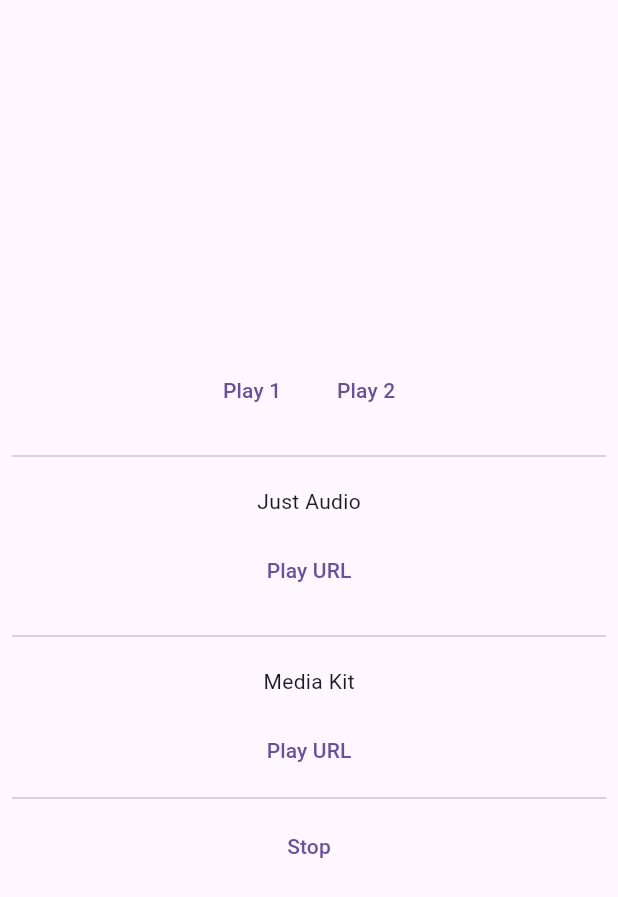
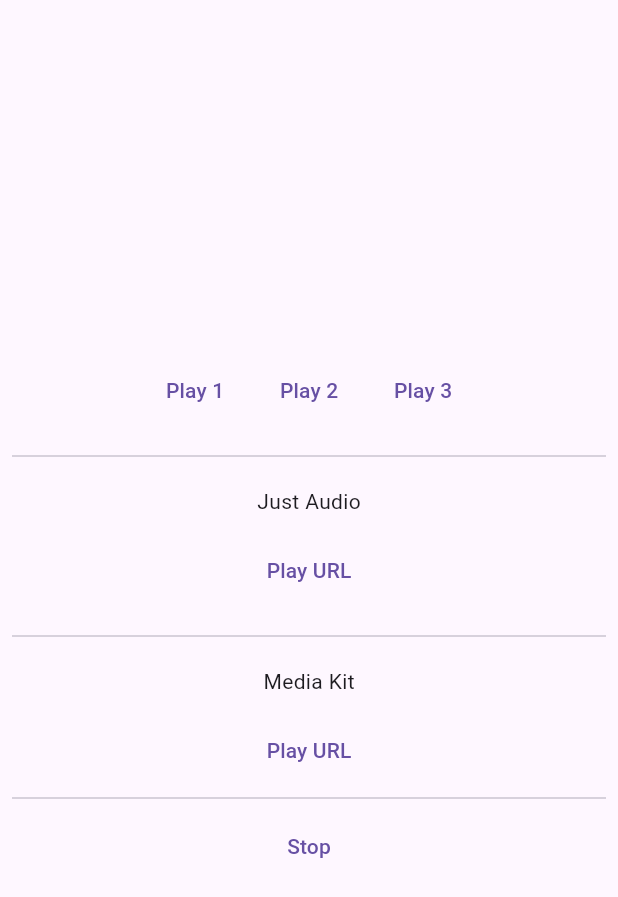
Before and after one commit to PhuCG/audio-volume-comparison, a Flutter app: the screen it shows after launch, on a phone screen of 412 x 824 dp. Shown: the top 897 px of the screen. Run offline on Flutter 3.47's test engine with Material 3 defaults, Android fonts, the phone set to English and light mode, and no system bars; our stand-ins replace just_audio; missing offline and left inert: media_kit.

```diff
--- a/lib/main.dart
+++ b/lib/main.dart
@@ -21,6 +21,9 @@ class _MainAppState extends State<MainApp> {
 
   final audio2 =
       'https://api-dev.ahaspeak.app/speech?text=Nice%20to%20meet%20you,%20Jack.%20How%20are%20you?&style=friendly&voice=en-AU-CarlyNeural&speed=normal';
+
+  final audio3 =
+      'https://storage-dev.ahaspeak.app/scenario/00f6ce25-cb02-48be-ac25-5495428c5cfc/i_eat_dinner_and_watch_tv._i_go_to_bed_at_1000_pm._and_you.mp3';
 
   late AudioPlayer _justAudioPlayer;
   late Player _mediaKitPlayer;
@@ -67,6 +70,13 @@ class _MainAppState extends State<MainApp> {
                     },
                     child: const Text('Play 2'),
                   ),
+                  const SizedBox(width: 12),
+                  TextButton(
+                    onPressed: () async {
+                      setState(() => audio = audio3);
+                    },
+                    child: const Text('Play 3'),
+                  ),
                 ],
               ),
               const SizedBox(height: 12),
```
